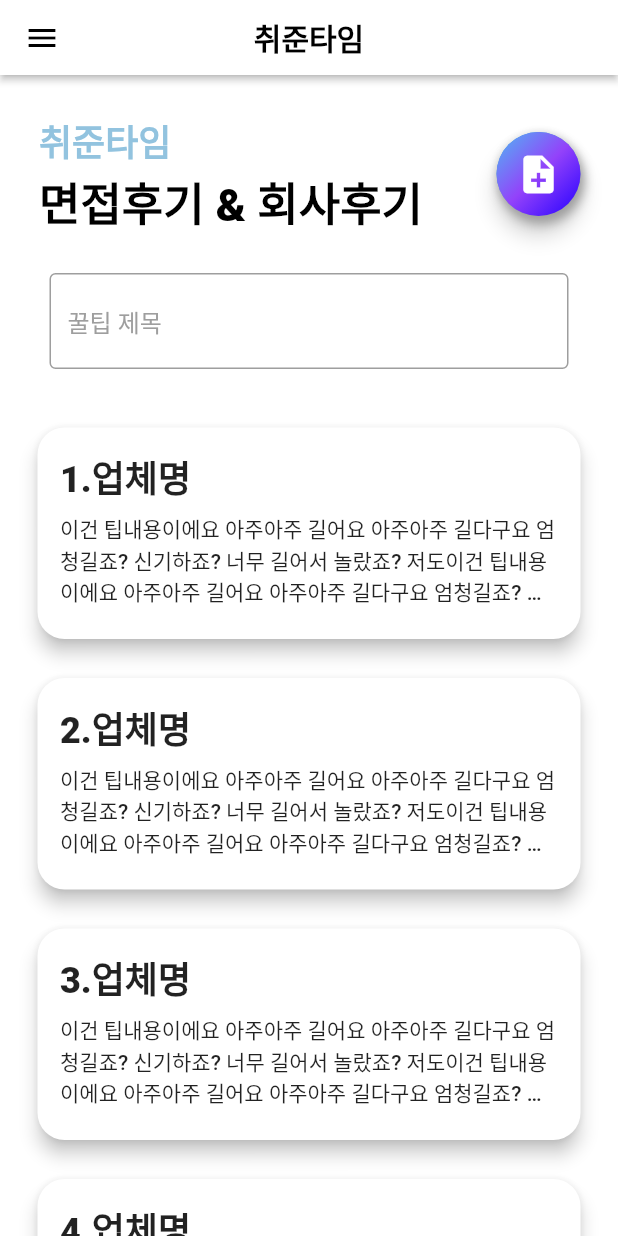
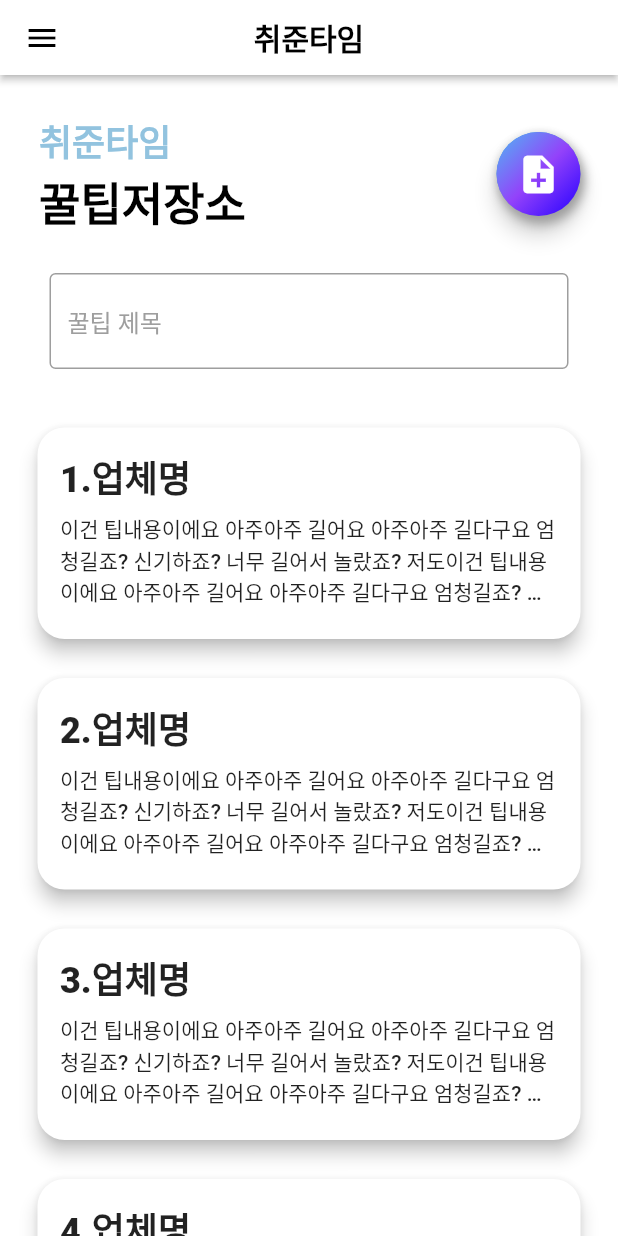
Before and after one commit to chwijunTime/ChwijunTimeAPP, a Flutter app: the TipStoragePage screen opened by its route, on a phone screen of 412 x 824 dp. Run offline on Flutter 3.47's test engine with Material 2 defaults, Android fonts, the phone set to English and light mode, and no system bars; our stand-ins replace auto_size_text, carousel_slider, dio, geocoding, google_maps_flutter, retrofit and 3 more; missing offline and left inert: sweet_alert_dialogs; accounts and stored records are empty; generated files the repository leaves out were written again.

Commit message:
[UPDATE] UI

```diff
--- a/flutter_app/app_user/lib/screens/list_page/tip_storage.dart
+++ b/flutter_app/app_user/lib/screens/list_page/tip_storage.dart
@@ -79,7 +79,7 @@ class _TipStoragePageState extends State<TipStoragePage> {
                             color: Color(0x832B8AC0)),
                       ),
                       Text(
-                        "면접후기 & 회사후기",
+                        "꿀팁저장소",
                         style: TextStyle(
                             fontSize: 30,
                             fontWeight: FontWeight.w900,
```
